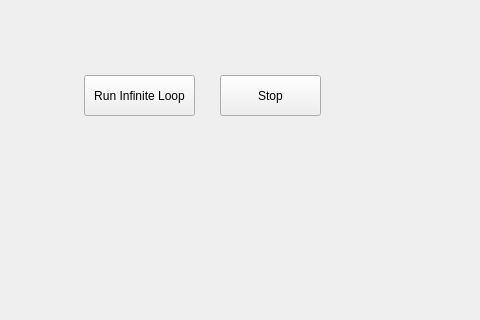
zubair-appdev/QtLearnings, file mainwindow.ui: the form before one commit; both pictures show x 0 to 480 and y 85 to 405 of the 800 by 600 pixel window.
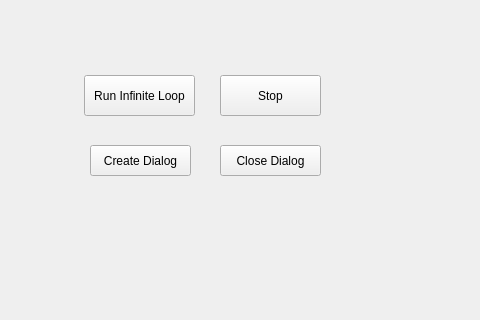
The form after the commit.

Commit message: custom dialog practise

What changed in the file:
```diff
--- a/mainwindow.ui
+++ b/mainwindow.ui
@@ -40,6 +40,32 @@
      <string>Stop</string>
     </property>
    </widget>
+   <widget class="QPushButton" name="pushButton_createDialog">
+    <property name="geometry">
+     <rect>
+      <x>90</x>
+      <y>230</y>
+      <width>101</width>
+      <height>31</height>
+     </rect>
+    </property>
+    <property name="text">
+     <string>Create Dialog</string>
+    </property>
+   </widget>
+   <widget class="QPushButton" name="pushButton_closeDialog">
+    <property name="geometry">
+     <rect>
+      <x>220</x>
+      <y>230</y>
+      <width>101</width>
+      <height>31</height>
+     </rect>
+    </property>
+    <property name="text">
+     <string>Close Dialog</string>
+    </property>
+   </widget>
   </widget>
   <widget class="QMenuBar" name="menubar">
    <property name="geometry">
```
The commit also changes 3 other files.
